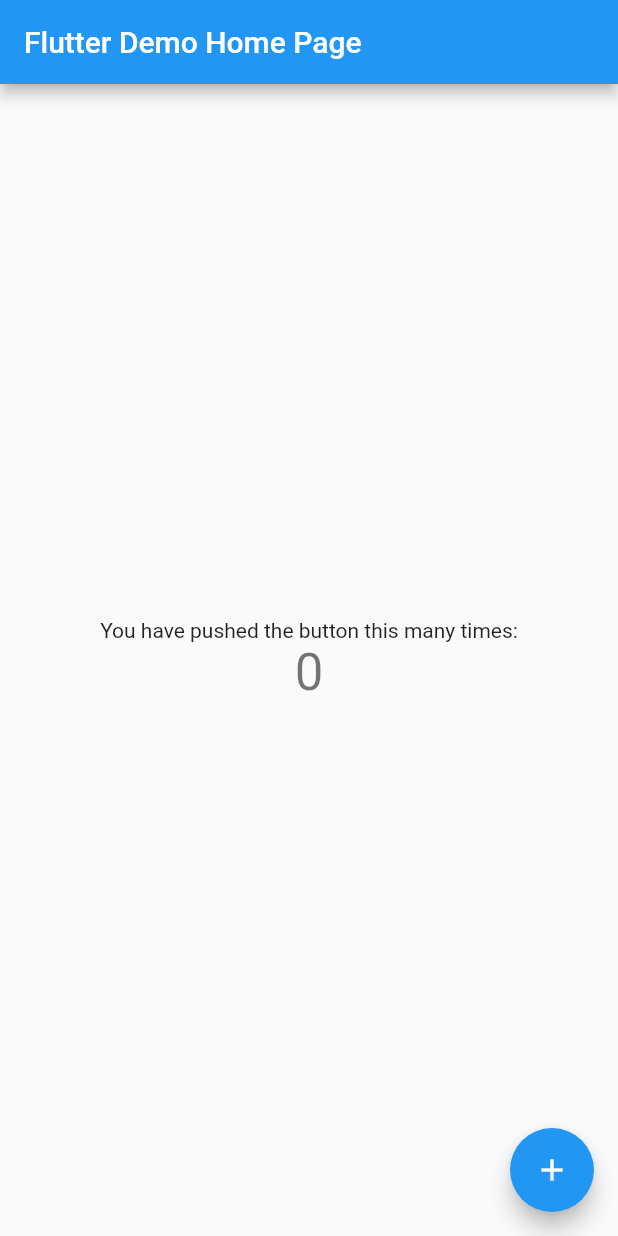
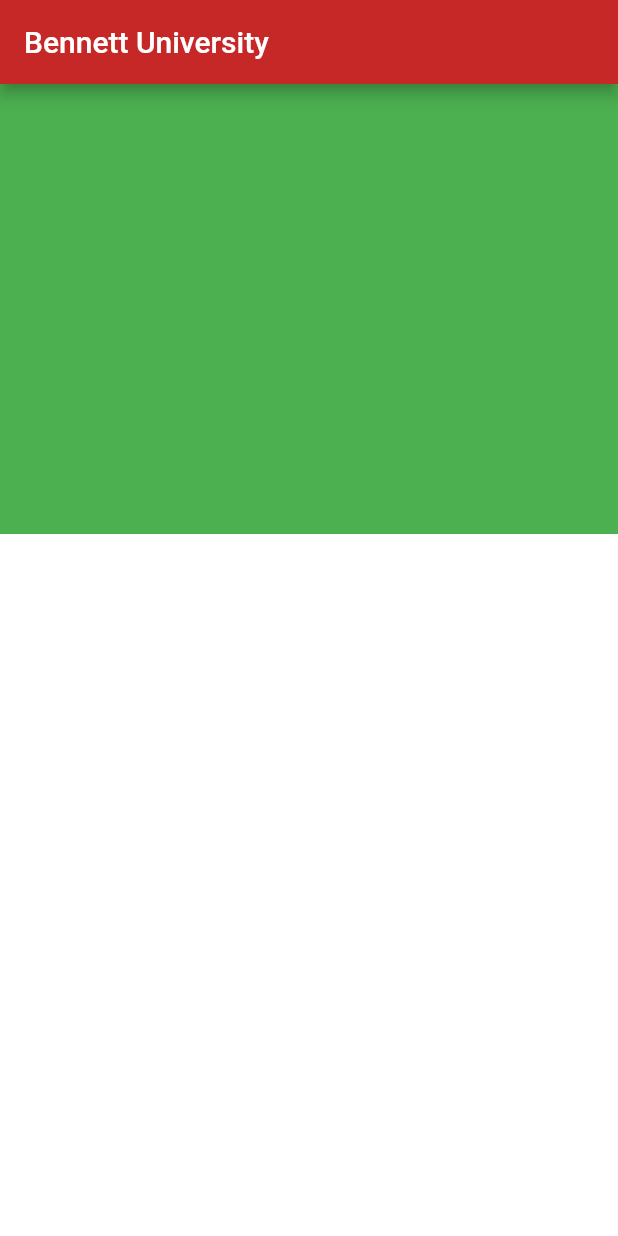
Before and after one commit to dhruvd0/bennett_app, a Flutter app: the screen it shows after launch, on a phone screen of 412 x 824 dp. Run offline on Flutter 3.47's test engine with Material 2 defaults, Android fonts, the phone set to English and light mode, and no system bars.

Commit message:
setup student home page and theme data

```diff
--- /dev/null
+++ b/lib/config/theme/theme.dart
@@ -0,0 +1,10 @@
+import 'package:flutter/material.dart';
+
+class AppTheme {
+  static ThemeData lightTheme = ThemeData(
+    backgroundColor: Colors.white,
+    appBarTheme: AppBarTheme(
+      backgroundColor:Colors.red.shade800
+    )
+  );
+}
--- /dev/null
+++ b/lib/features/homepage/student/student_homepage.dart
@@ -0,0 +1,30 @@
+import 'package:flutter/material.dart';
+
+class StudentHomePage extends StatelessWidget {
+  const StudentHomePage({Key? key}) : super(key: key);
+
+  @override
+  Widget build(BuildContext context) {
+    return Scaffold(
+
+      backgroundColor: Theme.of(context).backgroundColor,
+      appBar: AppBar(
+        title: Title(
+          color: Colors.white,
+          child: Text('Bennett University'),
+        ),
+      ),
+
+
+
+      body: Column(
+        crossAxisAlignment: CrossAxisAlignment.stretch,
+        children: [
+
+        Container(height: 300,color: Colors.green,),
+
+
+      ]),
+    );
+  }
+}
--- a/lib/main.dart
+++ b/lib/main.dart
@@ -1,3 +1,5 @@
+import 'package:bennett_app/config/theme/theme.dart';
+import 'package:bennett_app/features/homepage/student/student_homepage.dart';
 import 'package:flutter/material.dart';
 
 void main() {
@@ -12,104 +14,8 @@
   Widget build(BuildContext context) {
     return MaterialApp(
       title: 'Bennett App',
-      theme: ThemeData(
-        // This is the theme of your application.
-        //
-        // Try running your application with "flutter run". You'll see the
-        // application has a blue toolbar. Then, without quitting the app, try
-        // changing the primarySwatch below to Colors.green and then invoke
-        // "hot reload" (press "r" in the console where you ran "flutter run",
-        // or simply save your changes to "hot reload" in a Flutter IDE).
-        // Notice that the counter didn't reset back to zero; the application
-        // is not restarted.
-        primarySwatch: Colors.blue,
-      ),
-      home: const MyHomePage(title: 'Flutter Demo Home Page'),
+      theme: AppTheme.lightTheme,
+      home: const StudentHomePage(),
     );
   }
 }
-
-class MyHomePage extends StatefulWidget {
-  const MyHomePage({Key? key, required this.title}) : super(key: key);
-
-  // This widget is the home page of your application. It is stateful, meaning
-  // that it has a State object (defined below) that contains fields that affect
-  // how it looks.
-
-  // This class is the configuration for the state. It holds the values (in this
-  // case the title) provided by the parent (in this case the App widget) and
-  // used by the build method of the State. Fields in a Widget subclass are
-  // always marked "final".
-
-  final String title;
-
-  @override
-  State<MyHomePage> createState() => _MyHomePageState();
-}
-
-class _MyHomePageState extends State<MyHomePage> {
-  int _counter = 0;
-
-  void _incrementCounter() {
-    setState(() {
-      // This call to setState tells the Flutter framework that something has
-      // changed in this State, which causes it to rerun the build method below
-      // so that the display can reflect the updated values. If we changed
-      // _counter without calling setState(), then the build method would not be
-      // called again, and so nothing would appear to happen.
-      _counter++;
-    });
-  }
-
-  @override
-  Widget build(BuildContext context) {
-    // This method is rerun every time setState is called, for instance as done
-    // by the _incrementCounter method above.
-    //
-    // The Flutter framework has been optimized to make rerunning build methods
-    // fast, so that you can just rebuild anything that needs updating rather
-    // than having to individually change instances of widgets.
-    return Scaffold(
-      appBar: AppBar(
-        // Here we take the value from the MyHomePage object that was created by
-        // the App.build method, and use it to set our appbar title.
-        title: Text(widget.title),
-      ),
-      body: Center(
-        // Center is a layout widget. It takes a single child and positions it
-        // in the middle of the parent.
-        child: Column(
-          // Column is also a layout widget. It takes a list of children and
-          // arranges them vertically. By default, it sizes itself to fit its
-          // children horizontally, and tries to be as tall as its parent.
-          //
-          // Invoke "debug painting" (press "p" in the console, choose the
-          // "Toggle Debug Paint" action from the Flutter Inspector in Android
-          // Studio, or the "Toggle Debug Paint" command in Visual Studio Code)
-          // to see the wireframe for each widget.
-          //
-          // Column has various properties to control how it sizes itself and
-          // how it positions its children. Here we use mainAxisAlignment to
-          // center the children vertically; the main axis here is the vertical
-          // axis because Columns are vertical (the cross axis would be
-          // horizontal).
-          mainAxisAlignment: MainAxisAlignment.center,
-          children: <Widget>[
-            const Text(
-              'You have pushed the button this many times:',
-            ),
-            Text(
-              '$_counter',
-              style: Theme.of(context).textTheme.headline4,
-            ),
-          ],
-        ),
-      ),
-      floatingActionButton: FloatingActionButton(
-        onPressed: _incrementCounter,
-        tooltip: 'Increment',
-        child: const Icon(Icons.add),
-      ), // This trailing comma makes auto-formatting nicer for build methods.
-    );
-  }
-}
```
